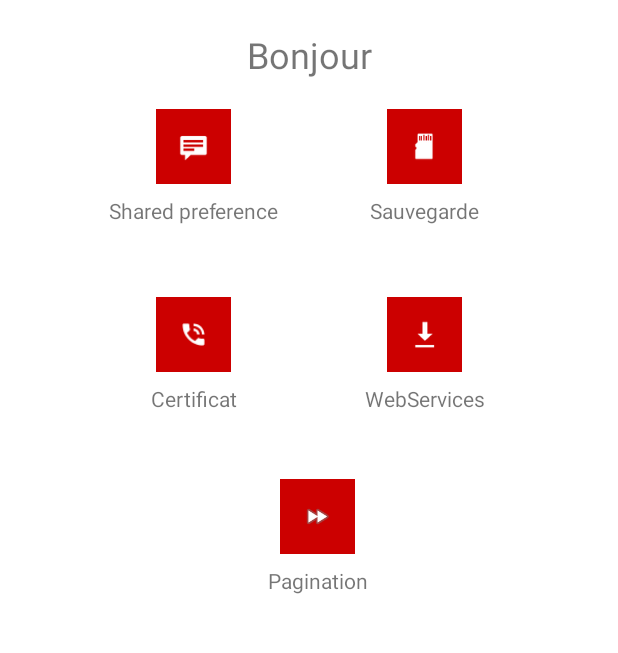
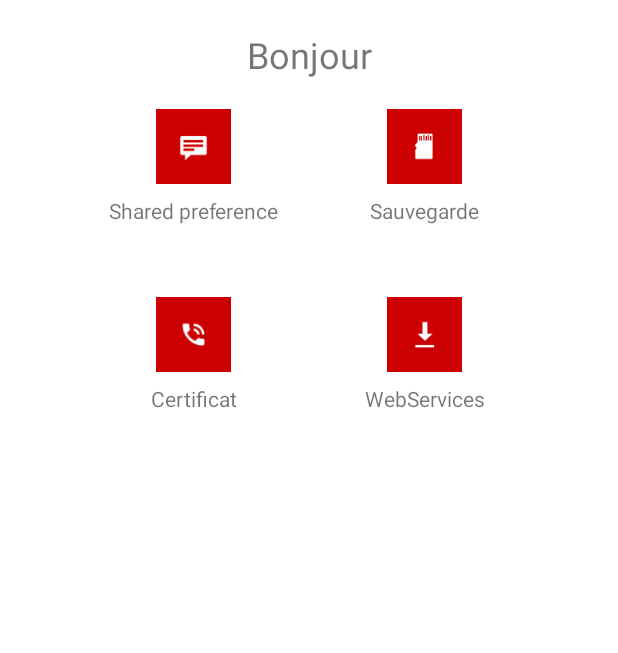
Before and after one commit to Thoril/AndroidSecurityProject, an Android app: the HomeActivity screen opened directly, with no data from a screen before it, on a phone screen of 412 x 824 dp, the part 192-845 px from its top. Run offline under Robolectric (Android 15) with nearby library versions, the phone set to English and light mode, and no system bars.

Commit message:
Suppression Pagination

```diff
--- a/AndroidToolBox/app/src/main/java/fr/isen/artru/androidtoolbox/HomeActivity.kt
+++ b/AndroidToolBox/app/src/main/java/fr/isen/artru/androidtoolbox/HomeActivity.kt
@@ -35,10 +35,6 @@ class HomeActivity : AppCompatActivity() {
         imageService.setOnClickListener{
             startActivity(Intent(this,WebServicesActivity::class.java))
         }
-
-        imagePagination.setOnClickListener{
-            startActivity(Intent(this,PaginationActivity::class.java))
-        }
     }
 
 }
--- a/AndroidToolBox/app/src/main/java/fr/isen/artru/androidtoolbox/PaginationActivity.kt
+++ /dev/null
@@ -1,12 +0,0 @@
-package fr.isen.artru.androidtoolbox
-
-import android.support.v7.app.AppCompatActivity
-import android.os.Bundle
-
-class PaginationActivity : AppCompatActivity() {
-
-    override fun onCreate(savedInstanceState: Bundle?) {
-        super.onCreate(savedInstanceState)
-        setContentView(R.layout.activity_pagination)
-    }
-}
--- a/AndroidToolBox/app/src/main/res/layout/activity_home.xml
+++ b/AndroidToolBox/app/src/main/res/layout/activity_home.xml
@@ -95,20 +95,4 @@
             android:id="@+id/deconnexion" app:layout_constraintEnd_toEndOf="parent" android:layout_marginTop="6dp"
             app:layout_constraintTop_toTopOf="parent" android:layout_marginEnd="6dp" android:textSize="10sp"
             android:textColor="@android:color/white"/>
-    <ImageView
-            android:layout_width="50dp"
-            android:layout_height="50dp" app:srcCompat="@android:drawable/ic_media_ff"
-            android:id="@+id/imagePagination"
-            android:padding="15dp" android:background="@android:color/holo_red_dark"
-            android:layout_marginTop="44dp"
-            app:layout_constraintTop_toBottomOf="@+id/textView6" android:layout_marginStart="8dp"
-            app:layout_constraintStart_toStartOf="@+id/textView6" android:layout_marginEnd="8dp"
-            app:layout_constraintEnd_toEndOf="@+id/textView7"/>
-    <TextView
-            android:text="@string/pagination"
-            android:layout_width="wrap_content"
-            android:layout_height="wrap_content"
-            app:layout_constraintStart_toStartOf="@+id/imagePagination"
-            app:layout_constraintEnd_toEndOf="@+id/imagePagination" android:layout_marginTop="8dp"
-            app:layout_constraintTop_toBottomOf="@+id/imagePagination"/>
 </android.support.constraint.ConstraintLayout>
```
